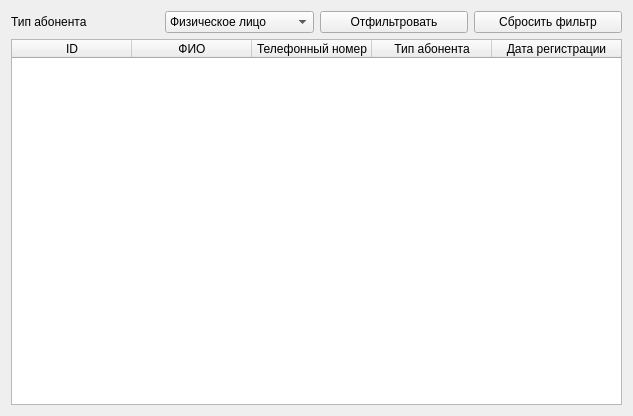
The window that ui/filter.ui (d-code000/BitTable) describes before a commit, drawn with Qt 5.
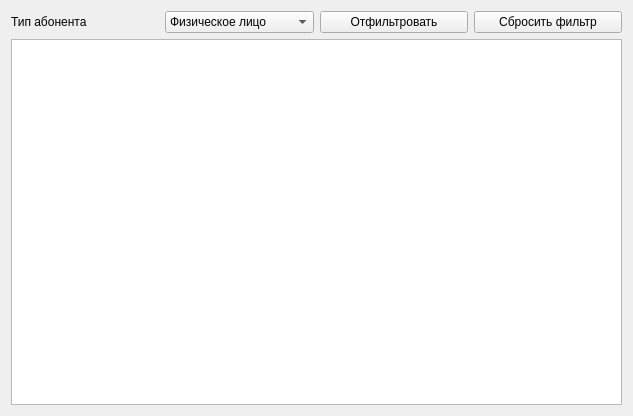
The same window after the commit.

Commit message: Add base operation for table

Patch:
```diff
--- a/ui/filter.ui
+++ b/ui/filter.ui
@@ -63,39 +63,7 @@
     </layout>
    </item>
    <item>
-    <widget class="QTableWidget" name="subscribersTable">
-     <attribute name="horizontalHeaderDefaultSectionSize">
-      <number>120</number>
-     </attribute>
-     <attribute name="horizontalHeaderStretchLastSection">
-      <bool>true</bool>
-     </attribute>
-     <column>
-      <property name="text">
-       <string>ID</string>
-      </property>
-     </column>
-     <column>
-      <property name="text">
-       <string>ФИО</string>
-      </property>
-     </column>
-     <column>
-      <property name="text">
-       <string>Телефонный номер</string>
-      </property>
-     </column>
-     <column>
-      <property name="text">
-       <string>Тип абонента</string>
-      </property>
-     </column>
-     <column>
-      <property name="text">
-       <string>Дата регистрации</string>
-      </property>
-     </column>
-    </widget>
+    <widget class="QTableView" name="subscribersTable"/>
    </item>
   </layout>
  </widget>
```
The commit also changes 8 other files.
